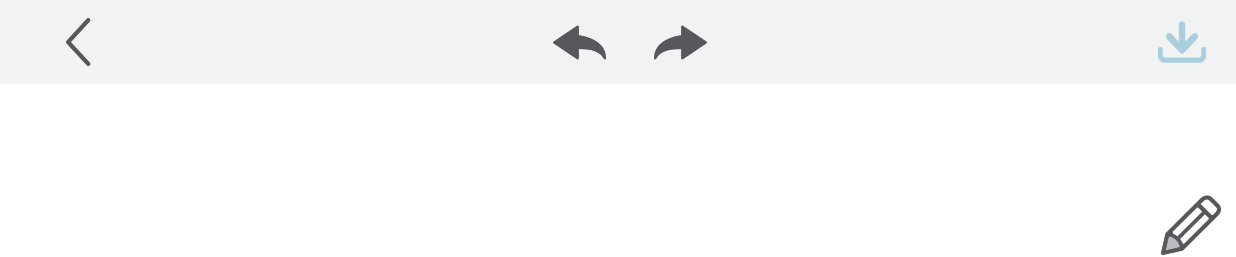
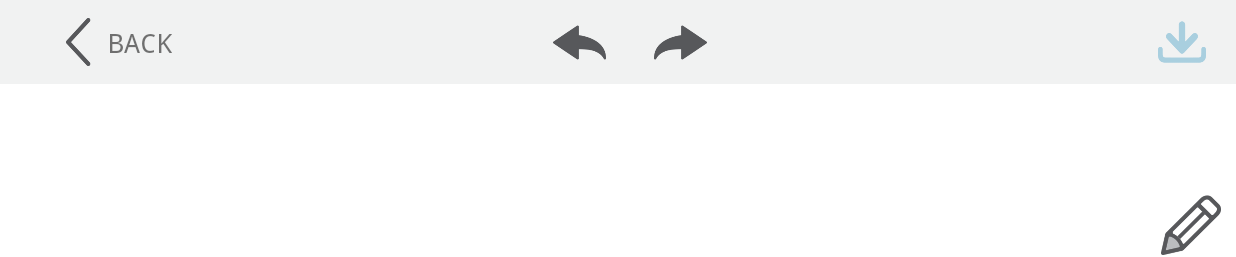
Before and after one commit to bb2002/Hangrim, an Android app: the screen it shows after launch (CreateSignActivity), after a tap on an icon or button, on a phone screen of 824 x 412 dp (held sideways). Shown: the top 257 px of the screen. Run offline under Robolectric (Android 15) with nearby library versions, the phone set to English and light mode, and no system bars; libraries missing offline, so code that uses them is left out: com.gdacciaro.iOSDialog.

Commit message:
01.24 2019 Beta 2 버그 수정 종료. 디자인 수정 완료.

```diff
--- a/app/src/main/java/kr/saintdev/hangrim/modules/hgdrawing/HGPaintView.kt
+++ b/app/src/main/java/kr/saintdev/hangrim/modules/hgdrawing/HGPaintView.kt
@@ -35,7 +35,9 @@ class HGPaintView : RelativeLayout {
     private lateinit var navBarBottom: FrameLayout          // Canvas sub toolbar bottom
 
     private lateinit var actionbarForwardButton: ImageButton    // Forward
+    private lateinit var actionbarForwardText: TextView         // Forward text 01.24 2019
     private lateinit var actionbarBackwardButton: ImageButton   // Backward
+    private lateinit var actionbarBackwardText: TextView         // Backward text 01.24 2019
     private lateinit var actionbarUndoButton: ImageButton       // Undo
     private lateinit var actionbarRedoButton: ImageButton       // Redo
 
@@ -86,7 +88,9 @@ class HGPaintView : RelativeLayout {
 
         // Find All Actionbar buttons
         this.actionbarForwardButton =   toolView.findViewById(R.id.hgpaint_actionbar_forward)
+        this.actionbarForwardText =     toolView.findViewById(R.id.hgpaint_actionbar_forward_t)
         this.actionbarBackwardButton =  toolView.findViewById(R.id.hgpaint_actionbar_back)
+        this.actionbarBackwardText =     toolView.findViewById(R.id.ic_hgpaint_action_back_t)
         this.actionbarUndoButton =      toolView.findViewById(R.id.hgpaint_actionbar_undo)
         this.actionbarRedoButton =      toolView.findViewById(R.id.hgpaint_actionbar_redo)
 
@@ -186,6 +190,7 @@ class HGPaintView : RelativeLayout {
 
     fun setBackwardListener(listener: View.OnClickListener, icon: Int?) {
         this.actionbarBackwardButton.setOnClickListener(listener)
+        this.actionbarBackwardText.setOnClickListener(listener)
         if(icon != null) {
             this.actionbarBackwardButton.setImageResource(icon)
         }
@@ -193,8 +198,10 @@ class HGPaintView : RelativeLayout {
 
     fun setForwardListener(listener: View.OnClickListener, icon: Int?) {
         this.actionbarForwardButton.setOnClickListener(listener)
+        this.actionbarForwardText.setOnClickListener(listener)
         if(icon != null) {
             this.actionbarForwardButton.setImageResource(icon)
+            this.actionbarForwardText.visibility = View.GONE
         }
     }
 
--- a/app/src/main/java/kr/saintdev/hangrim/views/activities/SplashActivity.kt
+++ b/app/src/main/java/kr/saintdev/hangrim/views/activities/SplashActivity.kt
@@ -4,6 +4,8 @@ import android.content.Intent
 import android.os.Bundle
 import android.os.Handler
 import android.support.v7.app.AppCompatActivity
+import android.view.animation.AnimationUtils
+import kotlinx.android.synthetic.main.activity_splash.*
 import kr.saintdev.hangrim.MainActivity
 import kr.saintdev.hangrim.R
 
@@ -20,4 +22,10 @@ class SplashActivity : AppCompatActivity() {
         }
         handler.sendEmptyMessageDelayed(0, 2000)
     }
+
+    override fun onResume() {
+        super.onResume()
+        val anime = AnimationUtils.loadAnimation(this, R.anim.rotate_anime)
+        splash_load.startAnimation(anime)
+    }
 }
--- a/app/src/main/java/kr/saintdev/hangrim/views/activities/drawing/ShuffleActivity.kt
+++ b/app/src/main/java/kr/saintdev/hangrim/views/activities/drawing/ShuffleActivity.kt
@@ -37,6 +37,8 @@ class ShuffleActivity : AppCompatActivity() {
             fragmentTemp["word-symbol"] = intent.getStringExtra("word-symbol")
             fragmentTemp["word-preload"] = true
         }
+
+        fragmentTemp["need-open"] = intent.getBooleanExtra("need-open", true)
 
         // 화면을 이동 한다.
         gotoForward()
--- a/app/src/main/java/kr/saintdev/hangrim/views/activities/list/MyCardActivity.kt
+++ b/app/src/main/java/kr/saintdev/hangrim/views/activities/list/MyCardActivity.kt
@@ -105,6 +105,7 @@ class MyCardActivity : AppCompatActivity(), OnCardClickListener {
                     intent.putExtra("word-uuid", item.prop_uuid)
                     intent.putExtra("word-symbol", item.word_symbol)
                     intent.putExtra("word-category", item.prop_category)
+                    intent.putExtra("need-open", false)
                     startActivity(intent)
                 }
             }
--- a/app/src/main/java/kr/saintdev/hangrim/views/fragments/shuffle/ShareFragment.kt
+++ b/app/src/main/java/kr/saintdev/hangrim/views/fragments/shuffle/ShareFragment.kt
@@ -105,7 +105,11 @@ class ShareFragment : Fragment() {
                 intent.putExtra("word-symbol", rootActivity.fragmentTemp["word-symbol"] as String)
                 intent.putExtra("word-category", rootActivity.fragmentTemp["word-category"] as String)
                 intent.putExtra("word-uuid", uuid)
+                intent.putExtra("ad", true)         // 01.24 2019 광고 노출을 실행 함.
+                intent.putExtra("need-open",
+                    rootActivity.fragmentTemp["need-open"] as Boolean)  // 01.24 2019 5p 이동을 지원함.
                 startActivity(intent)
+
                 rootActivity.finish()
             }
         }
--- /dev/null
+++ b/app/src/main/res/anim/rotate_anime.xml
@@ -0,0 +1,9 @@
+<?xml version="1.0" encoding="utf-8"?>
+<rotate xmlns:android="http://schemas.android.com/apk/res/android"
+        android:interpolator="@android:anim/accelerate_interpolator"
+        android:duration="4000"
+        android:fromDegrees="0"
+        android:toDegrees="1800"
+        android:pivotX="50%"
+        android:pivotY="50%"
+/>
--- a/app/src/main/res/layout/activity_drawing_preview.xml
+++ b/app/src/main/res/layout/activity_drawing_preview.xml
@@ -5,7 +5,7 @@
     xmlns:tools="http://schemas.android.com/tools"
     android:layout_width="match_parent"
     android:layout_height="match_parent"
-    android:background="@color/main_portal_background">
+    android:background="@color/colorPrimary">
     <android.support.v7.widget.Toolbar
         android:layout_width="match_parent"
         android:layout_height="?android:attr/actionBarSize"
--- a/app/src/main/res/layout/activity_main.xml
+++ b/app/src/main/res/layout/activity_main.xml
@@ -6,7 +6,7 @@
     android:layout_width="match_parent"
     android:layout_height="match_parent"
     tools:context=".MainActivity"
-    android:background="@color/main_portal_background">
+    android:background="@color/colorPrimary">
     <ImageView
         android:layout_width="90dp"
         android:layout_height="90dp"
--- a/app/src/main/res/layout/activity_my_card.xml
+++ b/app/src/main/res/layout/activity_my_card.xml
@@ -3,7 +3,7 @@
         xmlns:android="http://schemas.android.com/apk/res/android"
         android:layout_width="match_parent"
         android:layout_height="match_parent"
-        android:background="@color/main_portal_background"
+        android:background="@color/colorPrimary"
         xmlns:app="http://schemas.android.com/apk/res-auto">
     <android.support.v7.widget.Toolbar
             android:layout_width="match_parent"
--- a/app/src/main/res/layout/activity_splash.xml
+++ b/app/src/main/res/layout/activity_splash.xml
@@ -2,7 +2,7 @@
 <RelativeLayout xmlns:android="http://schemas.android.com/apk/res/android"
                 android:layout_width="match_parent"
                 android:layout_height="match_parent"
-                android:background="@color/main_portal_background">
+                android:background="@color/colorPrimary">
     <LinearLayout
             android:layout_width="wrap_content"
             android:layout_height="wrap_content"
--- a/app/src/main/res/layout/fragment_drawing_load.xml
+++ b/app/src/main/res/layout/fragment_drawing_load.xml
@@ -1,7 +1,8 @@
 <?xml version="1.0" encoding="utf-8"?>
 <RelativeLayout xmlns:android="http://schemas.android.com/apk/res/android"
      android:layout_width="match_parent"
-     android:layout_height="match_parent">
+     android:layout_height="match_parent"
+     android:background="@color/colorPrimary">
     <ir.alirezabdn.wp7progress.WP10ProgressBar
         android:layout_width="wrap_content"
         android:layout_height="wrap_content"
--- a/app/src/main/res/layout/hgpaint_actionbar.xml
+++ b/app/src/main/res/layout/hgpaint_actionbar.xml
@@ -15,6 +15,17 @@
             app:layout_constraintLeft_toLeftOf="parent"
             app:layout_constraintTop_toTopOf="parent"
             app:layout_constraintBottom_toBottomOf="parent"/>
+        <TextView
+                android:layout_width="wrap_content"
+                android:layout_height="wrap_content"
+                android:id="@+id/ic_hgpaint_action_back_t"
+                android:text="@string/goto_back"
+                app:layout_constraintTop_toTopOf="parent"
+                app:layout_constraintBottom_toBottomOf="parent"
+                app:layout_constraintLeft_toRightOf="@id/hgpaint_actionbar_back"
+                android:textSize="18sp"
+                android:fontFamily="monospace"
+                />
         <LinearLayout
             android:layout_width="wrap_content"
             android:layout_height="wrap_content"
@@ -53,4 +64,16 @@
             app:layout_constraintRight_toRightOf="parent"
             app:layout_constraintTop_toTopOf="parent"
             app:layout_constraintBottom_toBottomOf="parent" />
+
+    <TextView
+            android:layout_width="wrap_content"
+            android:layout_height="wrap_content"
+            android:id="@+id/hgpaint_actionbar_forward_t"
+            android:text="@string/goto_next"
+            app:layout_constraintTop_toTopOf="parent"
+            app:layout_constraintBottom_toBottomOf="parent"
+            app:layout_constraintRight_toLeftOf="@id/hgpaint_actionbar_forward"
+            android:textSize="18sp"
+            android:fontFamily="monospace"
+    />
 </android.support.constraint.ConstraintLayout>
--- a/app/src/main/res/values/colors.xml
+++ b/app/src/main/res/values/colors.xml
@@ -1,6 +1,6 @@
 <?xml version="1.0" encoding="utf-8"?>
 <resources>
-    <color name="colorPrimary">#F1F2F2</color>
+    <color name="colorPrimary">#FBFBFB</color>
     <color name="colorPrimaryDark">#2f3640</color>
     <color name="colorAccent">#c23616</color>
 
@@ -8,7 +8,6 @@
     <color name="hgpaint_toolbar">#F1F2F2</color>
 
     <color name="toolbar_text_color">#58595B</color>
-    <color name="main_portal_background">#FBFBFB</color>
     <color name="preview_text_color">#58595B</color>
 
     <color name="hgpaint_color_comment">#58595B</color>
--- a/app/src/main/res/values/strings.xml
+++ b/app/src/main/res/values/strings.xml
@@ -62,4 +62,7 @@
     <string name="ent_pag_dialog_9p">Create your own signature!</string>
 
     <string name="ent_splash_text">Ready for your HanGrim gift? 두근두근♡</string>
+
+    <string name="goto_next">NEXT</string>
+    <string name="goto_back">BACK</string>
 </resources>
```
Also changed, not shown: app/src/main/java/kr/saintdev/hangrim/libs/func/ExtFunctions.kt (+11 -8 lines), app/src/main/java/kr/saintdev/hangrim/views/activities/preview/DrawingPreviewActivity.kt (+19 -7 lines).
